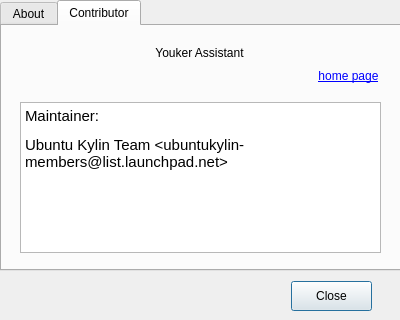
UbuntuKylin/youker-assistant, file mainui/aboutdialog.ui: the form before one commit.
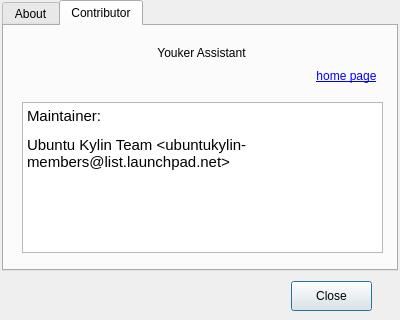
The form after the commit. The open tabs and pages were chosen to show the change. Icons and pictures are not drawn.

Patch:
```diff
--- a/mainui/aboutdialog.ui
+++ b/mainui/aboutdialog.ui
@@ -28,9 +28,9 @@
   <widget class="QTabWidget" name="tabWidget">
    <property name="geometry">
     <rect>
-     <x>0</x>
+     <x>2</x>
      <y>0</y>
-     <width>401</width>
+     <width>396</width>
      <height>271</height>
     </rect>
    </property>
@@ -131,9 +131,9 @@
       <string>&lt;!DOCTYPE HTML PUBLIC &quot;-//W3C//DTD HTML 4.0//EN&quot; &quot;http://www.w3.org/TR/REC-html40/strict.dtd&quot;&gt;
 &lt;html&gt;&lt;head&gt;&lt;meta name=&quot;qrichtext&quot; content=&quot;1&quot; /&gt;&lt;style type=&quot;text/css&quot;&gt;
 p, li { white-space: pre-wrap; }
-&lt;/style&gt;&lt;/head&gt;&lt;body style=&quot; font-family:'Ubuntu'; font-size:11pt; font-weight:400; font-style:normal;&quot;&gt;
-&lt;p style=&quot; margin-top:0px; margin-bottom:0px; margin-left:0px; margin-right:0px; -qt-block-indent:0; text-indent:0px;&quot;&gt;&lt;span style=&quot; font-family:'Cantarell';&quot;&gt;Maintainer&lt;/span&gt;&lt;span style=&quot; font-family:'Droid Sans Fallback';&quot;&gt;:&lt;/span&gt;&lt;/p&gt;
-&lt;p style=&quot; margin-top:11px; margin-bottom:11px; margin-left:0px; margin-right:0px; -qt-block-indent:0; text-indent:0px;&quot;&gt;&lt;span style=&quot; font-family:'Cantarell';&quot;&gt;Ubuntu Kylin Team &amp;lt;ubuntukylin-members@list.launchpad.net&amp;gt;&lt;/span&gt;&lt;/p&gt;&lt;/body&gt;&lt;/html&gt;</string>
+&lt;/style&gt;&lt;/head&gt;&lt;body style=&quot; font-family:'Ubuntu'; font-size:10pt; font-weight:400; font-style:normal;&quot;&gt;
+&lt;p style=&quot; margin-top:0px; margin-bottom:0px; margin-left:0px; margin-right:0px; -qt-block-indent:0; text-indent:0px;&quot;&gt;&lt;span style=&quot; font-family:'Cantarell'; font-size:11pt;&quot;&gt;Maintainer&lt;/span&gt;&lt;span style=&quot; font-family:'Droid Sans Fallback'; font-size:11pt;&quot;&gt;:&lt;/span&gt;&lt;/p&gt;
+&lt;p style=&quot; margin-top:11px; margin-bottom:11px; margin-left:0px; margin-right:0px; -qt-block-indent:0; text-indent:0px;&quot;&gt;&lt;span style=&quot; font-family:'Cantarell'; font-size:11pt;&quot;&gt;Ubuntu Kylin Team &amp;lt;ubuntukylin-members@list.launchpad.net&amp;gt;&lt;/span&gt;&lt;/p&gt;&lt;/body&gt;&lt;/html&gt;</string>
      </property>
     </widget>
     <widget class="QLabel" name="label_2">
@@ -171,7 +171,7 @@
     <widget class="QLabel" name="homeBtn">
      <property name="geometry">
       <rect>
-       <x>296</x>
+       <x>292</x>
        <y>42</y>
        <width>101</width>
        <height>17</height>
```
Left out of the diff: 10 changed lines with no effect on the pictures.
